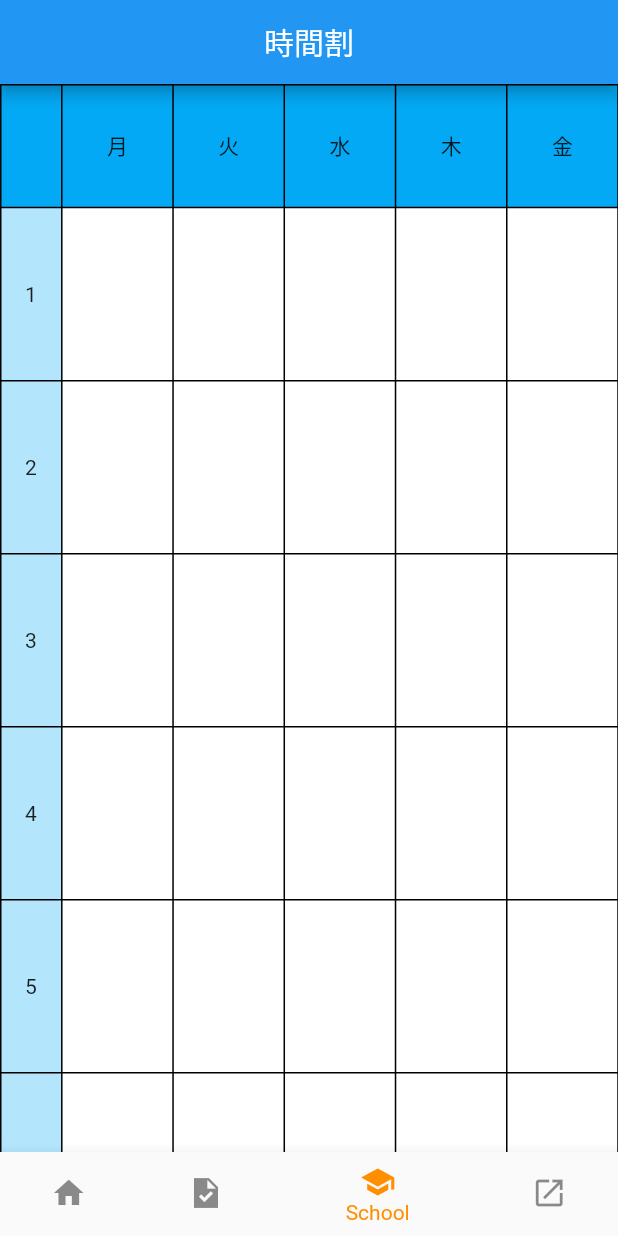
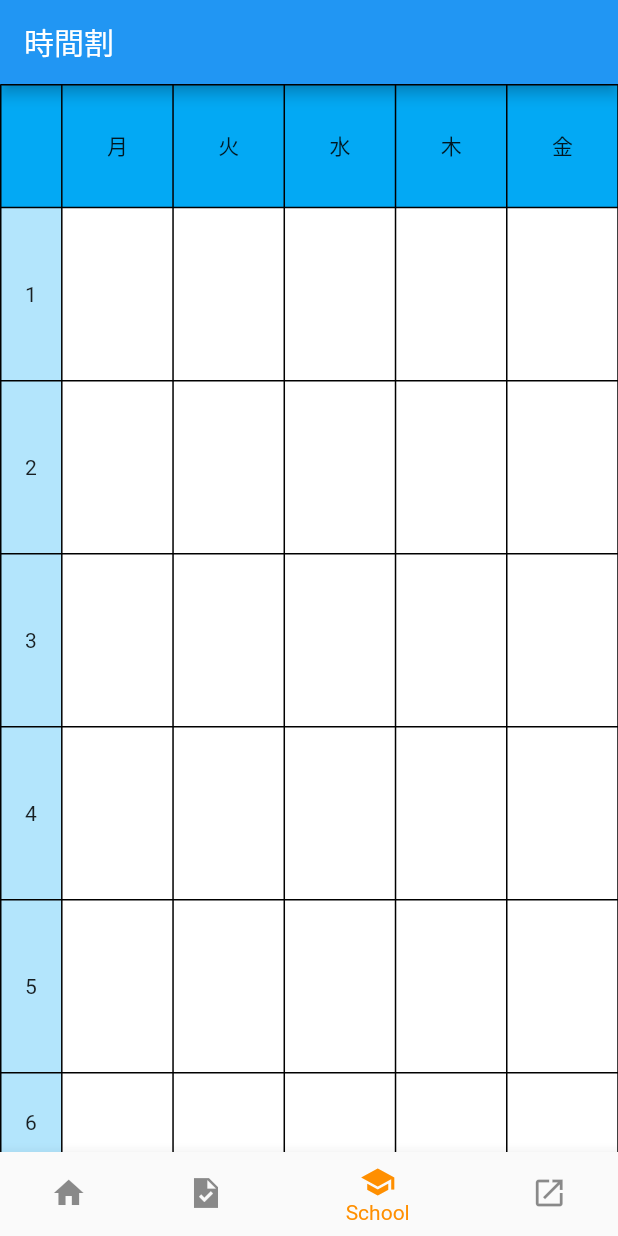
Before and after one commit to 8424bot/monodes2022_flutter, a Flutter app: the screen it shows after launch, item 3 of the bottom bar chosen, on a phone screen of 412 x 824 dp. Run offline on Flutter 3.47's test engine with Material 2 defaults, Android fonts, the phone set to English and light mode, and no system bars; our stand-ins replace cloud_firestore, drift, firebase_core, flutter_hooks, flutter_riverpod, flutter_slidable and 4 more; accounts and stored records are empty; generated files the repository leaves out were written again.

Commit message:
Hive追加

```diff
--- /dev/null
+++ b/lib/model/db/timetable/timetable.dart
@@ -0,0 +1,56 @@
+import 'package:hive/hive.dart';
+part 'timetable.g.dart';
+
+@HiveType(typeId : 0)
+class TTable {
+  @HiveField(0)
+  String subject;
+  @HiveField(1)
+  String teacher;
+  @HiveField(2)
+  String result;
+  @HiveField(3)
+  String classroom;
+  @HiveField(4)
+  String teams;
+  @HiveField(5)
+  String slack;
+  @HiveField(6)
+  String outlook;
+  @HiveField(7)
+  String oit;
+  @HiveField(8)
+  // ignore: non_constant_identifier_names
+  String c_larning;
+  @HiveField(9)
+  String other;
+
+  TTable(
+    this.subject,
+    this.teacher,
+    this.result,
+    this.classroom,
+    this.teams,
+    this.slack,
+    this.outlook,
+    this.oit,
+    this.c_larning,
+    this.other
+  );
+
+  String tosubject() {
+    return subject;
+  }
+
+  String toteacher() {
+    return teacher;
+  }
+
+  String toresult() {
+    return result;
+  }
+
+  List tourlList() {
+    return[classroom, teams, slack, outlook, oit, c_larning, other];
+  }
+}
--- a/lib/view/root.dart
+++ b/lib/view/root.dart
@@ -37,7 +37,7 @@ class _MyStatefulWidgetState extends State<MyStatefulWidget> {
   static final List<Widget> _widgetOptions = <Widget>[
     const home(),
     const MyTodoApp(),
-    const TimeTable(),
+    const Timeteble(),
     BookMark(),
   ];
 
--- a/lib/view/timetable/Timetable_page.dart
+++ b/lib/view/timetable/Timetable_page.dart
@@ -1,91 +1,29 @@
-// ignore_for_file: use_build_context_synchronously, deprecated_member_use
+// ignore_for_file: file_names, deprecated_member_use, non_constant_identifier_names
 
+import 'package:app_home_demo/main.dart';
+import 'package:app_home_demo/model/db/timetable/timetable.dart';
 import 'package:flutter/material.dart';
 import 'package:url_launcher/url_launcher.dart';
+import 'package:hive_flutter/hive_flutter.dart';
 import 'textinput_page.dart';
 
-class TimeTable extends StatefulWidget {
-  const TimeTable({Key? key}) : super(key: key);
-
+class Timeteble extends StatefulWidget {
+  const Timeteble({Key? key}) : super(key: key);
   @override
-  State<TimeTable> createState() => _TimeTableState();
+  // ignore: library_private_types_in_public_api
+  _TimatebleState createState() => _TimatebleState();
 }
 
-List result = [
-  [
-    ['', ''],
-    ['', ''],
-    ['', ''],
-    ['', ''],
-    ['', ''],
-    ['', '']
-  ],
-  [
-    ['', ''],
-    ['', ''],
-    ['', ''],
-    ['', ''],
-    ['', ''],
-    ['', '']
-  ],
-  [
-    ['', ''],
-    ['', ''],
-    ['', ''],
-    ['', ''],
-    ['', ''],
-    ['', '']
-  ],
-  [
-    ['', ''],
-    ['', ''],
-    ['', ''],
-    ['', ''],
-    ['', ''],
-    ['', '']
-  ],
-  [
-    ['', ''],
-    ['', ''],
-    ['', ''],
-    ['', ''],
-    ['', ''],
-    ['', '']
-  ],
-  [
-    ['', ''],
-    ['', ''],
-    ['', ''],
-    ['', ''],
-    ['', ''],
-    ['', '']
-  ],
-  [
-    ['', ''],
-    ['', ''],
-    ['', ''],
-    ['', ''],
-    ['', ''],
-    ['', '']
-  ],
-];
+class _TimatebleState extends State<Timeteble> {
+  final double _saturdayWidth = 10;
+  final double _sixthRowHeight = 8;
+  final double _seventhRowHeight = 8;
+  String url = 'https://picsum.photos/200';
 
-List subject = [
-  ['未登録', '未登録', '未登録', '未登録', '未登録', '未登録'],
-  ['未登録', '未登録', '未登録', '未登録', '未登録', '未登録'],
-  ['未登録', '未登録', '未登録', '未登録', '未登録', '未登録'],
-  ['未登録', '未登録', '未登録', '未登録', '未登録', '未登録'],
-  ['未登録', '未登録', '未登録', '未登録', '未登録', '未登録'],
-  ['未登録', '未登録', '未登録', '未登録', '未登録', '未登録'],
-  ['未登録', '未登録', '未登録', '未登録', '未登録', '未登録'],
-];
-
-class _TimeTableState extends State<TimeTable> {
   @override
   Widget build(BuildContext context) {
     return Scaffold(
       appBar: AppBar(
-        centerTitle: true,
         title: const Text('時間割'),
       ),
       body: InteractiveViewer(
@@ -103,8 +41,8 @@ class _TimeTableState extends State<TimeTable> {
               subjectTableRow(period: '3', raw: 2),
               subjectTableRow(period: '4', raw: 3),
               subjectTableRow(period: '5', raw: 4),
-              subjectTableRow(period: '6', raw: 5),
-              subjectTableRow(period: '7', raw: 6),
+              subjectTableRow(period: '6', raw: 5, height: _sixthRowHeight),
+              subjectTableRow(period: '7', raw: 6, height: _seventhRowHeight),
             ],
           ),
         ),
@@ -121,7 +59,7 @@ class _TimeTableState extends State<TimeTable> {
         dayContainer(day: '水'),
         dayContainer(day: '木'),
         dayContainer(day: '金'),
-        dayContainer(day: '土'),
+        dayContainer(width: _saturdayWidth, day: '土'),
       ],
     );
   }
@@ -136,34 +74,66 @@ class _TimeTableState extends State<TimeTable> {
     );
   }
 
-  TableRow subjectTableRow({String period = '', int raw = 0}) {
+  TableRow subjectTableRow({double height = 14, String period = '', int raw = 0}) {
     return TableRow(
       children: <Widget>[
-        periodContainer(period: period),
-        subjectContainer(raw: raw, column: 0),
-        subjectContainer(raw: raw, column: 1),
-        subjectContainer(raw: raw, column: 2),
-        subjectContainer(raw: raw, column: 3),
-        subjectContainer(raw: raw, column: 4),
-        subjectContainer(raw: raw, column: 5),
+        periodContainer(height: height, period: period),
+        subjectContainer(height: height, raw: raw, column: 0),
+        subjectContainer(height: height, raw: raw, column: 1),
+        subjectContainer(height: height, raw: raw, column: 2),
+        subjectContainer(height: height, raw: raw, column: 3),
+        subjectContainer(height: height, raw: raw, column: 4),
+        subjectContainer(height: height, width: 10, raw: raw, column: 5),
       ],
     );
   }
 
-  Widget periodContainer({String period = ''}) {
+  Widget periodContainer({double height = 14, String period = ''}) {
     return Container(
       alignment: Alignment.center,
-      height: MediaQuery.of(context).size.height * (14 / 100),
+      height: MediaQuery.of(context).size.height * (height / 100),
       width: MediaQuery.of(context).size.width * (10 / 100),
       color: Colors.lightBlue[100],
       child: Text(period),
     );
   }
 
-  Widget subjectContainer({int raw = 0, int column = 0}) {
+  String _dayandperiod({int raw = 0, int column = 0}) {
+    var period = raw + 1;
+    if (column == 0) {
+      return '月曜$period限';
+    } else if (column == 1) {
+      return '火曜$period限';
+    } else if (column == 2) {
+      return '水曜$period限';
+    } else if (column == 3) {
+      return '木曜$period限';
+    } else if (column == 4) {
+      return '金曜$period限';
+    } else {
+      return '土曜$period限';
+    }
+  }
+
+  Widget subjectContainer({
+    required double height,
+    double width = 18,
+    int raw = 0,
+    int column = 0,
+  }) {
+    var box = Hive.box(TableBoxName);
+    var num = raw.toString() + column.toString();
+    TTable? val = box.get(num, defaultValue: TTable('', '', '未登録', '', '', '', '', '', '', ''));
+    var Ttsubject = val!.tosubject();
+    var Ttteacher = val.toteacher();
+    var Ttresult = val.toresult();
+    var TturlList = val.tourlList();
+    var urlList = [];
+    var dayandperiod = _dayandperiod(raw: raw, column: column);
+
     return Container(
-      height: MediaQuery.of(context).size.height * (14 / 100),
-      width: MediaQuery.of(context).size.width * (18 / 100),
+      height: MediaQuery.of(context).size.height * (height / 100),
+      width: MediaQuery.of(context).size.width * (width / 100),
       decoration: const BoxDecoration(color: Colors.white),
       child: Material(
         color: Colors.transparent,
@@ -174,80 +144,84 @@ class _TimeTableState extends State<TimeTable> {
               context: context,
               builder: (context) {
                 return SafeArea(
-                  child: Column(
+                  child: SingleChildScrollView(
+                  child:  Column(
                     mainAxisSize: MainAxisSize.min,
-                    children: <Widget>[
+                    children: [
                       Container(
                         height: MediaQuery.of(context).size.height * (10 / 100),
                         width: double.infinity,
                         decoration: const BoxDecoration(color: Colors.white),
                         child: Row(
                           mainAxisAlignment: MainAxisAlignment.spaceBetween,
-                          children: <Widget>[
+                          children: [
                             IconButton(
                               splashColor: Colors.grey,
                               onPressed: () {
-                                Navigator.of(context).push(
-                                  MaterialPageRoute(
-                                    builder: (context) => RegistInfo(
-                                      result: result[raw][column],
-                                    ),
-                                  ),
+                                Navigator.push(
+                                  context,
+                                  MaterialPageRoute(builder: ((context) => RegistInfo(result: [Ttsubject, Ttteacher]))),
                                 );
                               },
                               icon: const Icon(Icons.info_outline),
                             ),
-                            Text(subject[raw][column],
-                                textAlign: TextAlign.center),
+                            Text(dayandperiod),
+                            Text(Ttresult, textAlign: TextAlign.center,),
                             TextButton(
-                              style: TextButton.styleFrom(
-                                primary: Colors.black,
-                              ),
+                              style:  TextButton.styleFrom(primary: Colors.black),
                               onPressed: () async {
                                 var classInfoList = await Navigator.push(
                                   context,
                                   MaterialPageRoute(
                                     builder: (context) =>
-                                        const TimeTableInput(),
-                                  ),
+                                        TimeTableInput(subject: Ttsubject, teacher: Ttteacher,urlList: TturlList)
+                                  )
                                 );
+                                if (classInfoList.length == 1) {
                                   setState(() {
-                                  result[raw][column] = ['', ''];
-                                  result[raw][column][0] = classInfoList[0];
-                                  result[raw][column][1] = classInfoList[1];
-                                  for (int i = 2;
-                                      i < (classInfoList.length);
-                                      i++) {
-                                    result[raw][column].add(classInfoList[i]);
+                                    Ttsubject = '';
+                                    Ttteacher = '';
+                                    Ttresult = '未登録';
+                                    urlList = ['', '', '', '', '', '', ''];
+                                    box.put(num, TTable(
+                                      Ttsubject, Ttteacher, Ttresult,
+                                      urlList[0], urlList[1], urlList[2],
+                                      urlList[3], urlList[4], urlList[5], urlList[6]
+                                    ));
+                                  });
+                                } else {
+                                  setState(() {
+                                    Ttsubject = classInfoList[0];
+                                    Ttteacher = classInfoList[1];
+                                    Ttresult = classInfoList[0] + ' / ' + classInfoList[1];
+                                    for (int i = 2; i < classInfoList.length; i++) {
+                                      urlList.add(classInfoList[i]);
                                     }
-                                  subject[raw][column] = result[raw][column]
-                                          [0] +
-                                      ' / ' +
-                                      result[raw][column][1];
+                                    box.put(num, TTable(
+                                      Ttsubject, Ttteacher, Ttresult,
+                                      urlList[0], urlList[1], urlList[2],
+                                      urlList[3], urlList[4], urlList[5], urlList[6]
+                                    ));
                                   });
+                                }
                                 Navigator.pop(context);
                               },
-                              child: const Text(
-                                '登録情報変更',
-                                style: TextStyle(color: Colors.black),
-                              ),
+                              child: const Text('登録情報変更'),
                             ),
                           ],
                         ),
                       ),
-                      for (int i = 0; i < result[raw][column].length; i++) ...{
-                        if (i != 0 && i != 1) ...{
-                          if (result[raw][column][i] != '') ...{
+                      for (int i = 0; i < TturlList.length; i++) ...{
+                        if (TturlList[i] != '') ...{
                           bottomSheetContainer(
-                              raw: raw,
-                              column: column,
+                            URL: Uri.parse(TturlList[i]),
                             i: i,
                           ),
                         }
                       }
-                      }
                     ],
                   ),
+                )
                 );
               },
             );
@@ -255,8 +229,8 @@ class _TimeTableState extends State<TimeTable> {
           child: Column(
             mainAxisAlignment: MainAxisAlignment.center,
             children: <Widget>[
-              Text(result[raw][column][0], textAlign: TextAlign.center),
-              Text(result[raw][column][1], textAlign: TextAlign.center),
+              Text(Ttsubject),
+              Text(Ttteacher)
             ],
           ),
         ),
@@ -265,8 +239,7 @@ class _TimeTableState extends State<TimeTable> {
   }
 
   Widget bottomSheetContainer({
-    required int raw,
-    required int column,
+    required Uri URL,
     required int i,
   }) {
     return Container(
@@ -278,44 +251,38 @@ class _TimeTableState extends State<TimeTable> {
         child: InkWell(
           splashColor: Colors.grey,
           onTap: () async {
-            if (await canLaunch(result[raw][column][i])) {
-              await launch(
-                result[raw][column][i],
-                forceSafariVC: false,
-                forceWebView: false,
-              );
-            } else {
-              throw 'Could not launch';
-            }
+            if (await canLaunchUrl(URL)) {
+              await launchUrl(URL);
+            } else {}
           },
           child: Row(
             mainAxisAlignment: MainAxisAlignment.start,
             children: <Widget>[
-              if (i == 2) ...{
+              if (i == 0) ...{
                 Image.asset('images/app_icons/classroom.png'),
                 SizedBox(width: MediaQuery.of(context).size.width * (5 / 100)),
                 const Text("Classroom"),
-              } else if (i == 3) ...{
+              } else if (i == 1) ...{
                 Image.asset('images/app_icons/teams.png'),
                 SizedBox(width: MediaQuery.of(context).size.width * (5 / 100)),
                 const Text("Teams"),
-              } else if (i == 4) ...{
+              } else if (i == 2) ...{
                 Image.asset('images/app_icons/slack.png'),
                 SizedBox(width: MediaQuery.of(context).size.width * (5 / 100)),
                 const Text("Slack"),
-              } else if (i == 5) ...{
+              } else if (i == 3) ...{
                 Image.asset('images/app_icons/outlook.png'),
                 SizedBox(width: MediaQuery.of(context).size.width * (5 / 100)),
                 const Text("Outlook"),
-              } else if (i == 6) ...{
+              } else if (i == 4) ...{
                 Image.asset('images/app_icons/portal.png'),
                 SizedBox(width: MediaQuery.of(context).size.width * (5 / 100)),
                 const Text("OIT Portal"),
-              } else if (i == 7) ...{
+              } else if (i == 5) ...{
                 Image.asset('images/app_icons/c-learning.png'),
                 SizedBox(width: MediaQuery.of(context).size.width * (5 / 100)),
                 const Text("OIT C-Learning"),
-              } else if (i == 8) ...{
+              } else if (i == 6) ...{
                 Image.asset('images/app_icons/internet.png'),
                 SizedBox(width: MediaQuery.of(context).size.width * (5 / 100)),
                 const Text("Other"),
--- a/pubspec.yaml
+++ b/pubspec.yaml
@@ -54,6 +54,8 @@ dependencies:
   hooks_riverpod: ^1.0.4
   firebase_core: ^1.18.0
   cloud_firestore: ^3.1.18
+  hive: ^2.2.3
+  hive_flutter: ^1.1.0
 
 dev_dependencies:
   build_runner: ^2.1.11
@@ -66,6 +68,7 @@ dev_dependencies:
   # package. See that file for information about deactivating specific lint
   # rules and activating additional ones.
   flutter_lints: ^2.0.0
+  hive_generator: ^1.1.3
 
 # For information on the generic Dart part of this file, see the
 # following page: https://dart.dev/tools/pub/pubspec
```
Also changed, not shown: lib/main.dart (+10 -1 lines), lib/view/bookmark/bkm_view.dart (+25 -8 lines), lib/view/timetable/textinput_page.dart (+30 -4 lines), lib/model/db/timetable/timetable.g.dart (added), pubspec.lock. Lines whose indentation alone changed are shown as unchanged.
